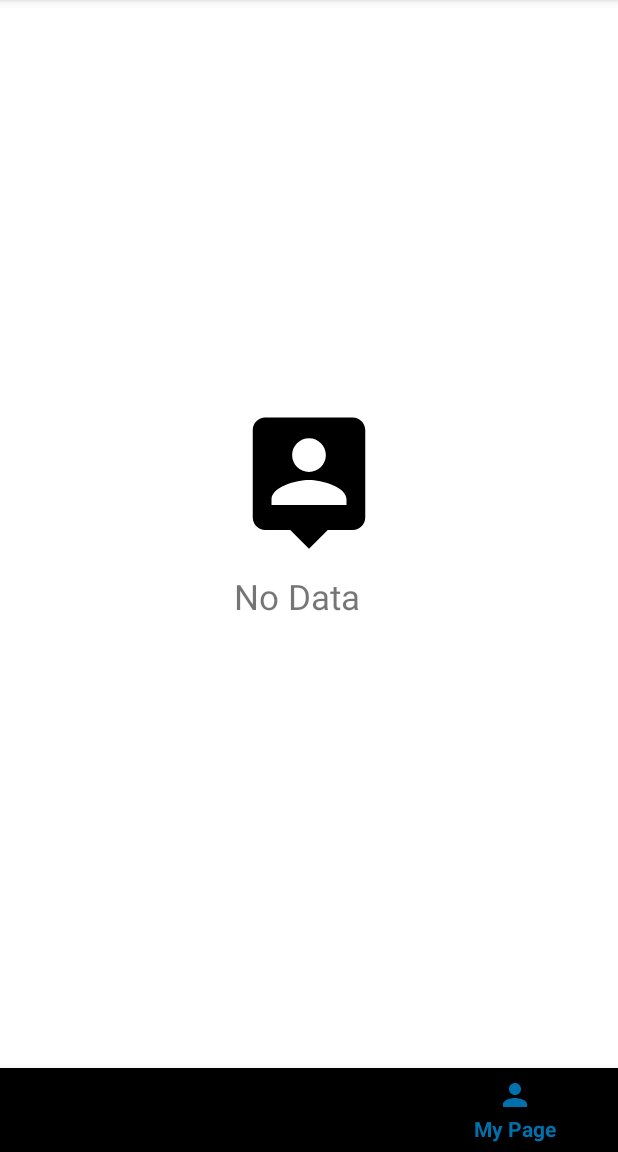
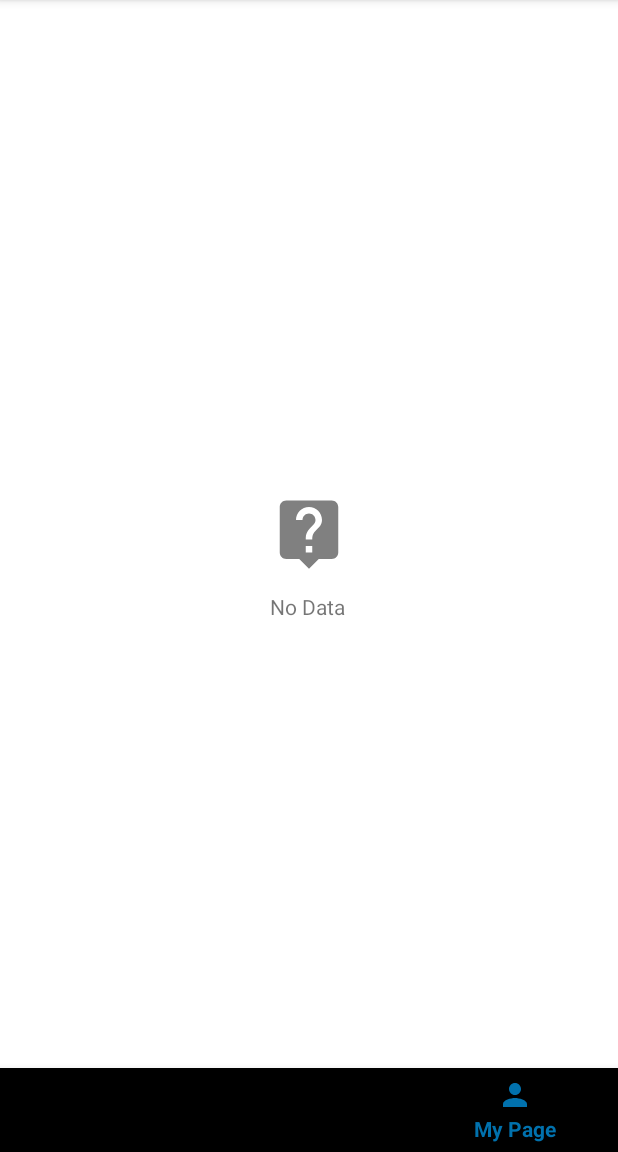
Before and after one commit to goldforestdev/CommuterBus, an Android app: the MyPageFragment screen opened through its navigation route, on a phone screen of 412 x 824 dp, the part 84-1236 px from its top. Run offline under Robolectric (Android 15) with nearby library versions, the phone set to English and light mode, and no system bars; our stand-ins replace RxJava, navigation-ui; libraries missing offline, so code that uses them is left out: androidx.constraintlayout.widget; 1 statement that could not run was skipped.

Commit message:
디자인 개선

```diff
--- a/app/src/main/java/com/hppk/sw/hppkcommuterbus/ui/mypage/MyPageFragment.kt
+++ b/app/src/main/java/com/hppk/sw/hppkcommuterbus/ui/mypage/MyPageFragment.kt
@@ -212,10 +212,10 @@ class MyPageFragment : Fragment(), MyPageContract.View, MyPageAdapter.BusLineCli
     private fun checkEmptyView() {
         if (myPageAdapter.list.isEmpty()) {
             rcMyPageList.visibility = View.GONE
-            ll_no_data.visibility = View.VISIBLE
+            tvNoData.visibility = View.VISIBLE
         } else {
             rcMyPageList.visibility = View.VISIBLE
-            ll_no_data.visibility = View.GONE
+            tvNoData.visibility = View.GONE
         }
     }
 
--- a/app/src/main/res/drawable/ic_alarm_normal.xml
+++ b/app/src/main/res/drawable/ic_alarm_normal.xml
@@ -4,6 +4,6 @@
         android:viewportWidth="24.0"
         android:viewportHeight="24.0">
     <path
-        android:fillColor="#FF000000"
+        android:fillColor="@color/gray"
         android:pathData="M22,5.72l-4.6,-3.86 -1.29,1.53 4.6,3.86L22,5.72zM7.88,3.39L6.6,1.86 2,5.71l1.29,1.53 4.59,-3.85zM12.5,8L11,8v6l4.75,2.85 0.75,-1.23 -4,-2.37L12.5,8zM12,4c-4.97,0 -9,4.03 -9,9s4.02,9 9,9c4.97,0 9,-4.03 9,-9s-4.03,-9 -9,-9zM12,20c-3.87,0 -7,-3.13 -7,-7s3.13,-7 7,-7 7,3.13 7,7 -3.13,7 -7,7z"/>
 </vector>
--- a/app/src/main/res/drawable/ic_bus.xml
+++ b/app/src/main/res/drawable/ic_bus.xml
@@ -4,6 +4,6 @@
         android:viewportWidth="24.0"
         android:viewportHeight="24.0">
     <path
-        android:fillColor="#FF000000"
+        android:fillColor="@color/grayDark"
         android:pathData="M4,16c0,0.88 0.39,1.67 1,2.22L5,20c0,0.55 0.45,1 1,1h1c0.55,0 1,-0.45 1,-1v-1h8v1c0,0.55 0.45,1 1,1h1c0.55,0 1,-0.45 1,-1v-1.78c0.61,-0.55 1,-1.34 1,-2.22L20,6c0,-3.5 -3.58,-4 -8,-4s-8,0.5 -8,4v10zM7.5,17c-0.83,0 -1.5,-0.67 -1.5,-1.5S6.67,14 7.5,14s1.5,0.67 1.5,1.5S8.33,17 7.5,17zM16.5,17c-0.83,0 -1.5,-0.67 -1.5,-1.5s0.67,-1.5 1.5,-1.5 1.5,0.67 1.5,1.5 -0.67,1.5 -1.5,1.5zM18,11L6,11L6,6h12v5z"/>
 </vector>
--- a/app/src/main/res/drawable/ic_dehaze.xml
+++ b/app/src/main/res/drawable/ic_dehaze.xml
@@ -4,6 +4,6 @@
         android:viewportWidth="24.0"
         android:viewportHeight="24.0">
     <path
-        android:fillColor="#FF000000"
+        android:fillColor="@color/grayDark"
         android:pathData="M2,15.5v2h20v-2L2,15.5zM2,10.5v2h20v-2L2,10.5zM2,5.5v2h20v-2L2,5.5z"/>
 </vector>
--- /dev/null
+++ b/app/src/main/res/drawable/ic_help.xml
@@ -0,0 +1,10 @@
+<vector xmlns:android="http://schemas.android.com/apk/res/android"
+    android:width="52dp"
+    android:height="52dp"
+    android:tint="#808080"
+    android:viewportWidth="24.0"
+    android:viewportHeight="24.0">
+    <path
+        android:fillColor="#FF000000"
+        android:pathData="M19,2L5,2c-1.11,0 -2,0.9 -2,2v14c0,1.1 0.89,2 2,2h4l3,3 3,-3h4c1.1,0 2,-0.9 2,-2L21,4c0,-1.1 -0.9,-2 -2,-2zM13,18h-2v-2h2v2zM15.07,10.25l-0.9,0.92C13.45,11.9 13,12.5 13,14h-2v-0.5c0,-1.1 0.45,-2.1 1.17,-2.83l1.24,-1.26c0.37,-0.36 0.59,-0.86 0.59,-1.41 0,-1.1 -0.9,-2 -2,-2s-2,0.9 -2,2L8,8c0,-2.21 1.79,-4 4,-4s4,1.79 4,4c0,0.88 -0.36,1.68 -0.93,2.25z" />
+</vector>
--- a/app/src/main/res/drawable/ic_star_border.xml
+++ b/app/src/main/res/drawable/ic_star_border.xml
@@ -4,6 +4,6 @@
         android:viewportWidth="24.0"
         android:viewportHeight="24.0">
     <path
-        android:fillColor="#FF000000"
+        android:fillColor="@color/gray"
         android:pathData="M22,9.24l-7.19,-0.62L12,2 9.19,8.63 2,9.24l5.46,4.73L5.82,21 12,17.27 18.18,21l-1.63,-7.03L22,9.24zM12,15.4l-3.76,2.27 1,-4.28 -3.32,-2.88 4.38,-0.38L12,6.1l1.71,4.04 4.38,0.38 -3.32,2.88 1,4.28L12,15.4z"/>
 </vector>
--- a/app/src/main/res/layout/fragment_my_page.xml
+++ b/app/src/main/res/layout/fragment_my_page.xml
@@ -11,30 +11,15 @@
         android:layout_width="match_parent"
         android:layout_height="match_parent"/>
 
-    <LinearLayout
-        android:id="@+id/ll_no_data"
+    <TextView
+        android:id="@+id/tvNoData"
         android:layout_width="wrap_content"
-        android:layout_height="match_parent"
-        android:visibility="gone"
-        android:layout_marginTop="180dp"
+        android:layout_height="wrap_content"
+        android:layout_marginTop="15dp"
+        android:drawableTop="@drawable/ic_help"
+        android:drawablePadding="16dp"
         android:layout_gravity="center"
-        android:background="#FFFFFF"
-        android:orientation="vertical">
-
-        <ImageView
-            android:layout_width="100dp"
-            android:layout_height="100dp"
-            android:gravity="center"
-            android:src="@drawable/ic_person_pin"/>
-
-        <TextView
-            android:layout_width="wrap_content"
-            android:layout_height="wrap_content"
-            android:layout_marginTop="15dp"
-            android:gravity="center"
-            android:text="@string/no_data"
-            android:includeFontPadding="false"
-            android:textSize="23sp"/>
-    </LinearLayout>
+        android:text="@string/no_data"
+        android:includeFontPadding="false" />
 
 </FrameLayout>
--- a/app/src/main/res/values/colors.xml
+++ b/app/src/main/res/values/colors.xml
@@ -2,8 +2,12 @@
 <resources>
     <color name="colorPrimary">#0171AD</color>
     <color name="colorPrimaryDark">#016398</color>
-    <color name="colorAccent">#D81B60</color>
-    <color name="colorAccentTransparent">#60f8bbd0</color>
+    <color name="colorAccent">#FFC107</color>
+    <color name="colorAccentDark">#FFA000</color>
+    <color name="colorAccentLight">#FFECB3</color>
+    <color name="colorAccentTransparent">#60FFC107</color>
 
     <color name="grayLight">#f0f0f0</color>
+    <color name="gray">#808080</color>
+    <color name="grayDark">#404040</color>
 </resources>
--- a/app/src/main/res/values/strings.xml
+++ b/app/src/main/res/values/strings.xml
@@ -49,4 +49,5 @@
     <string name="dev_hjkim_email" translatable="false">hyeongju.kim@hp.com</string>
     <string name="dev_yhkim">Yoonho Aarom Kim</string>
     <string name="dev_yhkim_email" translatable="false">yoonho.kim@hp.com</string>
+    <string name="bus_stops">Bus Stop List</string>
 </resources>
```
Also changed, not shown: app/src/main/java/com/hppk/sw/hppkcommuterbus/ui/details/LineDetailsActivity.kt (+17 -1 lines), app/src/main/res/drawable/ic_arrow_drop_down.xml (deleted, +0 -9 lines), app/src/main/res/drawable/ic_location.xml (added, +10 -0 lines), app/src/main/res/drawable/ic_point.xml (added, +10 -0 lines), app/src/main/res/layout/activity_line_details.xml (+5 -4 lines), app/src/main/res/layout/fragment_map.xml (+7 -8 lines), app/src/main/res/layout/item_bus_list.xml (+5 -5 lines), app/src/main/res/layout/item_bus_stop.xml (+8 -7 lines), app/src/main/res/layout/item_my_page_bus_stop.xml (+5 -4 lines), 1 other file.
